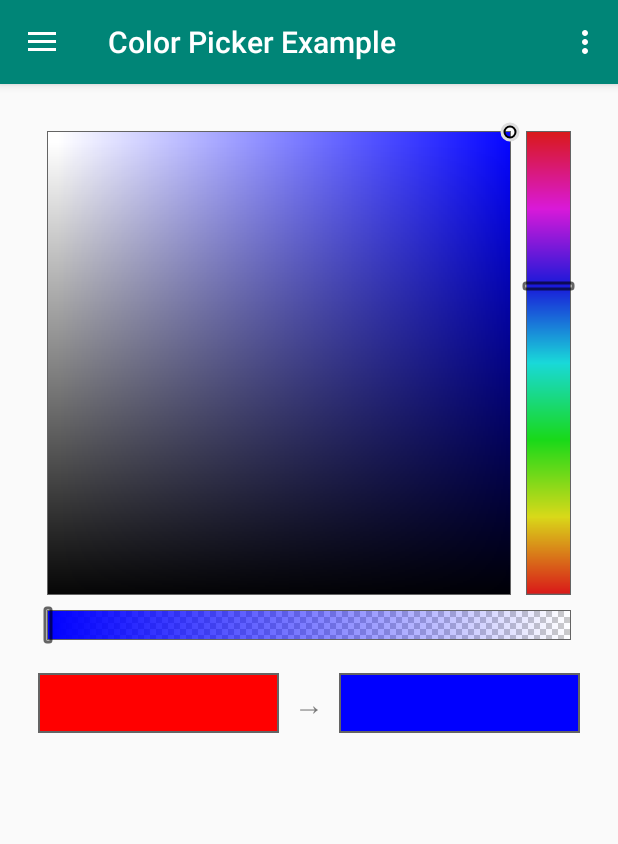
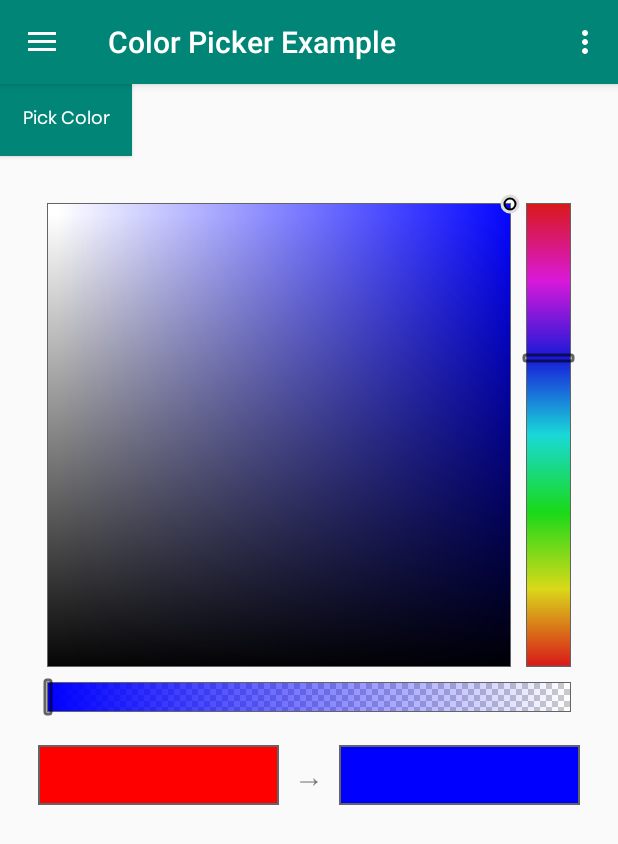
Before and after one commit to dvinfosys/CustomWidgets, an Android app: the fragment ColorPickerFragment placed in its activity, on a phone screen of 412 x 824 dp. Shown: the top 844 px of the screen. Run offline under Robolectric (Android 15) with nearby library versions, the phone set to English and light mode, and no system bars; our stand-ins replace CircleImageView.

```diff
--- a/app/src/main/res/layout/fragment_color_picker.xml
+++ b/app/src/main/res/layout/fragment_color_picker.xml
@@ -7,6 +7,17 @@
     android:orientation="vertical"
     android:showDividers="middle"
     tools:context=".Fragments.ColorPickerFragment">
+
+    <com.dvinfosys.widgets.Button.CustomButton
+        android:id="@+id/btn_pic_color"
+        android:layout_width="wrap_content"
+        android:layout_height="wrap_content"
+        android:background="@color/colorPrimary"
+        android:text="Pick Color"
+        android:textStyle="bold"
+        android:textSize="12sp"
+        android:textAllCaps="false"
+        android:textColor="@color/defaultTextColor" />
 
     <RelativeLayout
         android:layout_width="match_parent"
--- a/libraries/src/main/java/com/dvinfosys/widgets/ColorPicker/ColorPickerDialog.java
+++ b/libraries/src/main/java/com/dvinfosys/widgets/ColorPicker/ColorPickerDialog.java
@@ -28,7 +28,6 @@ import android.view.ViewGroup;
 import android.view.WindowManager;
 import android.view.inputmethod.InputMethodManager;
 import android.widget.Button;
-import android.widget.EditText;
 import android.widget.FrameLayout;
 import android.widget.GridView;
 import android.widget.ImageView;
@@ -36,6 +35,7 @@ import android.widget.LinearLayout;
 import android.widget.SeekBar;
 import android.widget.TextView;
 
+import com.dvinfosys.widgets.EditText.CustomEditText;
 import com.dvinfosys.widgets.R;
 
 import java.util.Arrays;
@@ -102,7 +102,7 @@ public class ColorPickerDialog extends DialogFragment implements ColorPickerView
     // -- CUSTOM ---------------------------
     ColorPickerView colorPicker;
     ColorPanelView newColorPanel;
-    EditText hexEditText;
+    CustomEditText hexEditText;
     private final OnTouchListener onPickerTouchListener = new OnTouchListener() {
         @Override
         public boolean onTouch(View v, MotionEvent event) {
--- a/libraries/src/main/res/layout/dialog_color_picker.xml
+++ b/libraries/src/main/res/layout/dialog_color_picker.xml
@@ -60,14 +60,14 @@
                 android:orientation="horizontal"
                 tools:ignore="RtlHardcoded">
 
-                <com.dvinfosys.widgets.TextView.NormalTextView
+                <com.dvinfosys.widgets.TextView.CustomTextView
                     android:layout_width="wrap_content"
                     android:layout_height="wrap_content"
                     android:text="#"
                     android:typeface="monospace"
                     tools:ignore="HardcodedText" />
 
-                <com.dvinfosys.widgets.EditText.NormalEditText
+                <com.dvinfosys.widgets.EditText.CustomEditText
                     android:id="@+id/cpv_hex"
                     android:layout_width="110dp"
                     android:layout_height="wrap_content"
```
Also changed, not shown: app/src/main/java/com/dvinfosys/WidgetsExample/Fragments/ColorPickerFragment.java (+47 -2 lines).
